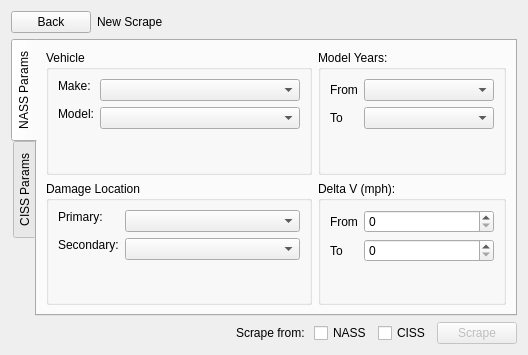
The window that src/app/ui/ScrapeMenu.ui (caden-maxwell/nhtsa-scrape) describes before a commit, drawn with Qt 5.
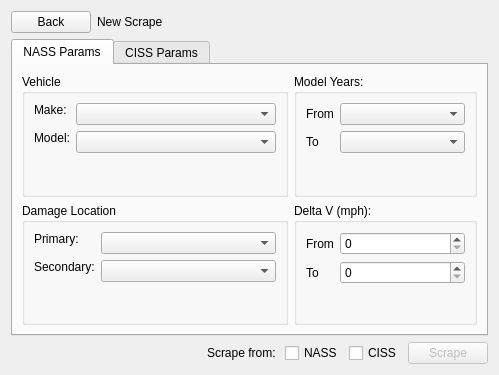
The same window after the commit.

```diff
--- a/src/app/ui/ScrapeMenu.ui
+++ b/src/app/ui/ScrapeMenu.ui
@@ -6,8 +6,8 @@
    <rect>
     <x>0</x>
     <y>0</y>
-    <width>528</width>
-    <height>355</height>
+    <width>499</width>
+    <height>375</height>
    </rect>
   </property>
   <property name="windowTitle">
@@ -60,7 +60,7 @@
    <item row="1" column="0">
     <widget class="QTabWidget" name="tabWidget">
      <property name="tabPosition">
-      <enum>QTabWidget::West</enum>
+      <enum>QTabWidget::North</enum>
      </property>
      <property name="currentIndex">
       <number>0</number>
```
Left out of the diff: 138 changed lines with no effect on the pictures.
